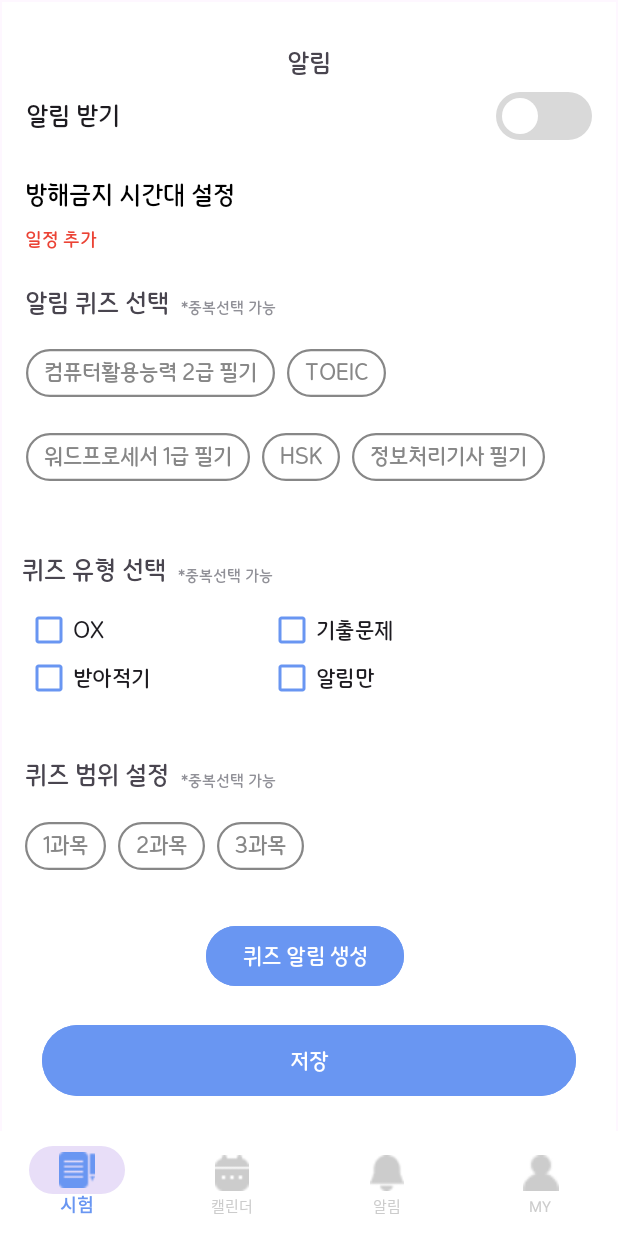
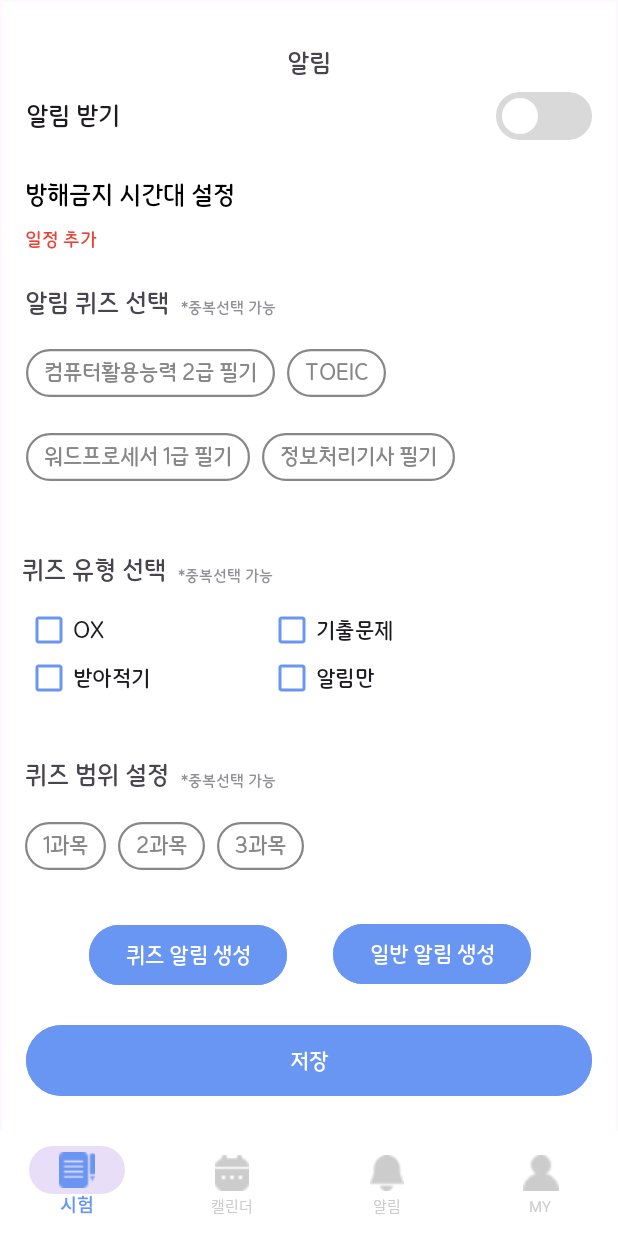
Before and after one commit to GonggakSim/Frontend, an Android app: the fragment NotificationFragment placed in its activity, on a phone screen of 412 x 824 dp. Run offline under Robolectric (Android 15) with nearby library versions, the phone set to English and light mode, and no system bars; libraries missing offline, so code that uses them is left out: com.kakao.sdk.

Commit message:
[Feat] 알림만 기능 추가

```diff
--- /dev/null
+++ b/app/src/main/java/com/example/gonggaksim_frontend/NotiOnlyDialog.kt
@@ -0,0 +1,23 @@
+package com.example.gonggaksim_frontend
+
+import android.app.Dialog
+import android.content.Context
+import android.view.LayoutInflater
+import com.example.gonggaksim_frontend.databinding.TestNotiOnlynotiBinding
+import com.example.gonggaksim_frontend.databinding.TestNotiOxBinding
+
+class NotiOnlyDialog(context: Context) : Dialog(context) {
+    private var _binding: TestNotiOnlynotiBinding? = null
+    private val binding get() = _binding!!
+
+    init{
+        _binding = TestNotiOnlynotiBinding.inflate(LayoutInflater.from(context))
+        setContentView(binding.root) // 다이얼로그 레이아웃 설정
+        window?.setBackgroundDrawableResource(android.R.color.transparent) // 배경 투명 설정
+
+        binding.buttonConfirm.setOnClickListener{
+            dismiss()
+        }
+    }
+
+}
--- a/app/src/main/java/com/example/gonggaksim_frontend/NotificationFragment.kt
+++ b/app/src/main/java/com/example/gonggaksim_frontend/NotificationFragment.kt
@@ -46,8 +46,10 @@ class NotificationFragment : Fragment() {
             val quizSettings = collectQuizSettings()
             Log.d("quizset", quizSettings.toString())
             fetchQuizData(quizSettings)
+        }
 
-
+        binding.makeQuizBtn2.setOnClickListener{
+            showOnlyNotiDialog(requireContext())
         }
 
         return binding.root
@@ -79,6 +81,12 @@ class NotificationFragment : Fragment() {
     fun showOXDialog(context: Context, quizData: QuizData) {
         val dialog = OxDialog(context)
         dialog.setQuizData(quizData)
+        dialog.show()
+    }
+
+    fun showOnlyNotiDialog(context: Context)
+    {
+        val dialog = NotiOnlyDialog(context)
         dialog.show()
     }
 
--- a/app/src/main/res/layout/fragment_notification.xml
+++ b/app/src/main/res/layout/fragment_notification.xml
@@ -159,6 +159,7 @@
             android:buttonTint="@color/blue"
             android:fontFamily="@font/npsfont_regular"
             android:text="알림만"
+            app:buttonIconTint="@color/white"
             app:layout_constraintBottom_toTopOf="@+id/quizSelDuplicate3"
             app:layout_constraintEnd_toEndOf="parent"
             app:layout_constraintStart_toEndOf="@+id/checkDictate" />
@@ -171,6 +172,7 @@
             android:buttonTint="@color/blue"
             android:fontFamily="@font/npsfont_regular"
             android:text="받아적기"
+            app:buttonIconTint="@color/white"
             app:layout_constraintEnd_toStartOf="@+id/checkAlertOnly"
             app:layout_constraintStart_toStartOf="parent"
             app:layout_constraintTop_toBottomOf="@+id/checkOX" />
@@ -184,6 +186,7 @@
             android:buttonTint="@color/blue"
             android:fontFamily="@font/npsfont_regular"
             android:text="기출문제"
+            app:buttonIconTint="@color/white"
             app:layout_constraintEnd_toEndOf="parent"
             app:layout_constraintStart_toEndOf="@+id/checkOX"
             app:layout_constraintTop_toBottomOf="@+id/quizSelDuplicate2" />
@@ -197,6 +200,7 @@
             android:buttonTint="@color/blue"
             android:fontFamily="@font/npsfont_regular"
             android:text="OX"
+            app:buttonIconTint="@color/white"
             app:layout_constraintEnd_toStartOf="@+id/checkMulti"
             app:layout_constraintStart_toStartOf="parent"
             app:layout_constraintTop_toBottomOf="@+id/quizSelDuplicate2" />
@@ -272,11 +276,11 @@
 
         <Button
             android:id="@+id/saveBtn"
-            android:layout_width="356dp"
+            android:layout_width="0dp"
             android:layout_height="55dp"
-            android:layout_marginStart="27dp"
+            android:layout_marginStart="16dp"
             android:layout_marginTop="91dp"
-            android:layout_marginEnd="28dp"
+            android:layout_marginEnd="16dp"
             android:layout_marginBottom="103dp"
             android:backgroundTint="#6996F2"
             android:fontFamily="@font/npsfont_regular"
@@ -333,16 +337,6 @@
                 tools:textAppearance="@style/CustomChipTextAppearance" />
 
             <com.google.android.material.chip.Chip
-                android:id="@+id/chip11"
-                style="@style/CustomChipStyle"
-                android:layout_width="wrap_content"
-                android:layout_height="wrap_content"
-                android:fontFamily="@font/npsfont_regular"
-                android:text="HSK"
-                android:textAppearance="@style/CustomChipTextAppearance"
-                tools:textAppearance="@style/CustomChipTextAppearance" />
-
-            <com.google.android.material.chip.Chip
                 android:id="@+id/chip12"
                 style="@style/CustomChipStyle"
                 android:layout_width="wrap_content"
@@ -357,18 +351,32 @@
             android:id="@+id/makeQuizBtn"
             android:layout_width="wrap_content"
             android:layout_height="wrap_content"
-            android:layout_marginStart="136dp"
+            android:layout_marginStart="57dp"
             android:layout_marginTop="25dp"
-            android:layout_marginEnd="141dp"
+            android:layout_marginEnd="30dp"
             android:layout_marginBottom="18dp"
             android:backgroundTint="@color/blue"
             android:fontFamily="@font/npsfont_regular"
             android:text="퀴즈 알림 생성"
             app:layout_constraintBottom_toTopOf="@+id/saveBtn"
+            app:layout_constraintEnd_toStartOf="@+id/makeQuizBtn2"
+            app:layout_constraintStart_toStartOf="parent"
+            app:layout_constraintTop_toBottomOf="@+id/chipGroupSubject" />
+
+        <Button
+            android:id="@+id/makeQuizBtn2"
+            android:layout_width="wrap_content"
+            android:layout_height="wrap_content"
+            android:layout_marginTop="144dp"
+            android:layout_marginEnd="56dp"
+            android:layout_marginBottom="18dp"
+            android:backgroundTint="@color/blue"
+            android:fontFamily="@font/npsfont_regular"
+            android:text="일반 알림 생성"
+            app:layout_constraintBottom_toTopOf="@+id/saveBtn"
             app:layout_constraintEnd_toEndOf="parent"
-            app:layout_constraintStart_toStartOf="parent"
-            app:layout_constraintTop_toBottomOf="@+id/chipGroupSubject"
-            app:layout_constraintVertical_bias="1.0" />
+            app:layout_constraintStart_toEndOf="@+id/makeQuizBtn"
+            app:layout_constraintTop_toBottomOf="@+id/checkAlertOnly" />
 
     </androidx.constraintlayout.widget.ConstraintLayout>
 </androidx.core.widget.NestedScrollView>
```
Also changed, not shown: 3 other files.
